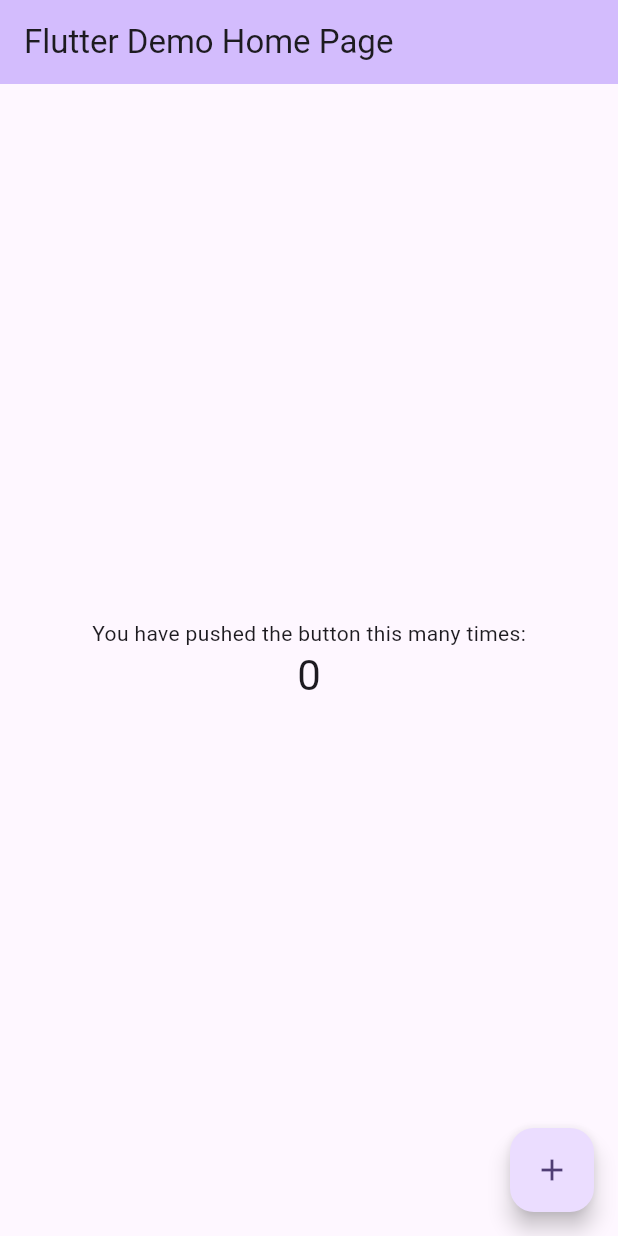
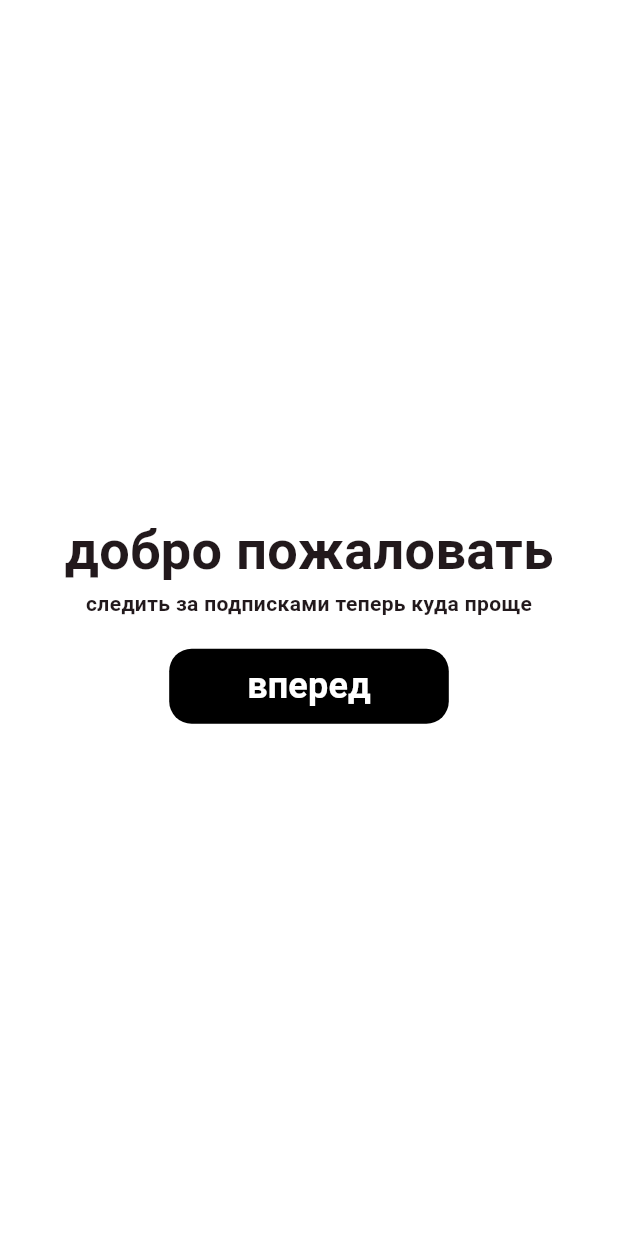
Before and after one commit to prosnake1/sub_notifier_app, a Flutter app: the screen it shows after launch, on a phone screen of 412 x 824 dp. Run offline on Flutter 3.47's test engine with Material 3 defaults, Android fonts, the phone set to English and light mode, and no system bars; our stand-ins replace get_it, go_router, shared_preferences; missing offline and left inert: slang; generated files the repository leaves out were written again; Roboto replaces fonts that are missing (Arial); project files that could hold a hidden picture were left out.

Commit message:
Added Welcome Screen

```diff
--- /dev/null
+++ b/lib/app.dart
@@ -0,0 +1,16 @@
+import 'package:flutter/material.dart';
+import 'package:sub_notifier_app/router/router.dart';
+import 'package:sub_notifier_app/theme/theme_data.dart';
+
+class SubNotifierApp extends StatelessWidget {
+  const SubNotifierApp({super.key});
+
+  @override
+  Widget build(BuildContext context) {
+    return MaterialApp.router(
+      debugShowCheckedModeBanner: false,
+      theme: AppTheme.lightTheme,
+      routerConfig: router,
+    );
+  }
+}
--- /dev/null
+++ b/lib/extensions/extensions.dart
@@ -0,0 +1 @@
+export 'widget_extension.dart';
--- /dev/null
+++ b/lib/extensions/widget_extension.dart
@@ -0,0 +1,6 @@
+import 'package:flutter/material.dart';
+
+extension EmptyPadding on num {
+  SizedBox get ph => SizedBox(height: toDouble());
+  SizedBox get pw => SizedBox(width: toDouble());
+}
--- /dev/null
+++ b/lib/features/welcome/view/welcome_screen.dart
@@ -0,0 +1,48 @@
+import 'package:flutter/material.dart';
+import 'package:sub_notifier_app/extensions/extensions.dart';
+import 'package:sub_notifier_app/theme/theme.dart';
+
+class WelcomeScreen extends StatelessWidget {
+  const WelcomeScreen({super.key});
+
+  @override
+  Widget build(BuildContext context) {
+    return Scaffold(
+      body: Center(
+        child: Column(
+          crossAxisAlignment: CrossAxisAlignment.center,
+          mainAxisAlignment: MainAxisAlignment.center,
+          children: [
+            Text(
+              'добро пожаловать',
+              style: ThemeTypography.displaySmall,
+            ),
+            Text(
+              'следить за подписками теперь куда проще',
+              style: ThemeTypography.labelLarge,
+            ),
+            20.ph,
+            TextButton(
+              onPressed: () {},
+              style: TextButton.styleFrom(
+                backgroundColor: Colors.black,
+                shape: RoundedRectangleBorder(
+                  borderRadius: BorderRadius.circular(15),
+                ),
+              ),
+              child: Padding(
+                padding: const EdgeInsets.symmetric(horizontal: 40),
+                child: Text(
+                  'вперед',
+                  style: ThemeTypography.headlineSmall.copyWith(
+                    color: Colors.white,
+                  ),
+                ),
+              ),
+            )
+          ],
+        ),
+      ),
+    );
+  }
+}
--- /dev/null
+++ b/lib/i18n/en.i18n.json
@@ -0,0 +1,5 @@
+{
+    "welcome": "welcome",
+    "keep_track": "keeping track of your subscriptions is now much easier",
+    "go" : "go"
+}
--- /dev/null
+++ b/lib/i18n/ru.i18n.json
@@ -0,0 +1,5 @@
+{
+    "welcome": "добро пожаловать",
+    "keep_track": "следить за подписками теперь куда проще",
+    "go" : "вперед"
+}
--- a/lib/main.dart
+++ b/lib/main.dart
@@ -1,122 +1,13 @@
 import 'package:flutter/material.dart';
+import 'package:shared_preferences/shared_preferences.dart';
+import 'package:sub_notifier_app/app.dart';
+import 'package:sub_notifier_app/i18n/strings.g.dart';
+import 'package:sub_notifier_app/locator/di.dart';
 
-void main() {
-  runApp(const MyApp());
+void main() async {
+  WidgetsFlutterBinding.ensureInitialized();
+  LocaleSettings.useDeviceLocale();
+  final SharedPreferences preferences = await SharedPreferences.getInstance();
+  setupLocator(preferences: preferences);
+  runApp(TranslationProvider(child: const SubNotifierApp()));
 }
-
-class MyApp extends StatelessWidget {
-  const MyApp({super.key});
-
-  // This widget is the root of your application.
-  @override
-  Widget build(BuildContext context) {
-    return MaterialApp(
-      title: 'Flutter Demo',
-      theme: ThemeData(
-        // This is the theme of your application.
-        //
-        // TRY THIS: Try running your application with "flutter run". You'll see
-        // the application has a purple toolbar. Then, without quitting the app,
-        // try changing the seedColor in the colorScheme below to Colors.green
-        // and then invoke "hot reload" (save your changes or press the "hot
-        // reload" button in a Flutter-supported IDE, or press "r" if you used
-        // the command line to start the app).
-        //
-        // Notice that the counter didn't reset back to zero; the application
-        // state is not lost during the reload. To reset the state, use hot
-        // restart instead.
-        //
-        // This works for code too, not just values: Most code changes can be
-        // tested with just a hot reload.
-        colorScheme: ColorScheme.fromSeed(seedColor: Colors.deepPurple),
-      ),
-      home: const MyHomePage(title: 'Flutter Demo Home Page'),
-    );
-  }
-}
-
-class MyHomePage extends StatefulWidget {
-  const MyHomePage({super.key, required this.title});
-
-  // This widget is the home page of your application. It is stateful, meaning
-  // that it has a State object (defined below) that contains fields that affect
-  // how it looks.
-
-  // This class is the configuration for the state. It holds the values (in this
-  // case the title) provided by the parent (in this case the App widget) and
-  // used by the build method of the State. Fields in a Widget subclass are
-  // always marked "final".
-
-  final String title;
-
-  @override
-  State<MyHomePage> createState() => _MyHomePageState();
-}
-
-class _MyHomePageState extends State<MyHomePage> {
-  int _counter = 0;
-
-  void _incrementCounter() {
-    setState(() {
-      // This call to setState tells the Flutter framework that something has
-      // changed in this State, which causes it to rerun the build method below
-      // so that the display can reflect the updated values. If we changed
-      // _counter without calling setState(), then the build method would not be
-      // called again, and so nothing would appear to happen.
-      _counter++;
-    });
-  }
-
-  @override
-  Widget build(BuildContext context) {
-    // This method is rerun every time setState is called, for instance as done
-    // by the _incrementCounter method above.
-    //
-    // The Flutter framework has been optimized to make rerunning build methods
-    // fast, so that you can just rebuild anything that needs updating rather
-    // than having to individually change instances of widgets.
-    return Scaffold(
-      appBar: AppBar(
-        // TRY THIS: Try changing the color here to a specific color (to
-        // Colors.amber, perhaps?) and trigger a hot reload to see the AppBar
-        // change color while the other colors stay the same.
-        backgroundColor: Theme.of(context).colorScheme.inversePrimary,
-        // Here we take the value from the MyHomePage object that was created by
-        // the App.build method, and use it to set our appbar title.
-        title: Text(widget.title),
-      ),
-      body: Center(
-        // Center is a layout widget. It takes a single child and positions it
-        // in the middle of the parent.
-        child: Column(
-          // Column is also a layout widget. It takes a list of children and
-          // arranges them vertically. By default, it sizes itself to fit its
-          // children horizontally, and tries to be as tall as its parent.
-          //
-          // Column has various properties to control how it sizes itself and
-          // how it positions its children. Here we use mainAxisAlignment to
-          // center the children vertically; the main axis here is the vertical
-          // axis because Columns are vertical (the cross axis would be
-          // horizontal).
-          //
-          // TRY THIS: Invoke "debug painting" (choose the "Toggle Debug Paint"
-          // action in the IDE, or press "p" in the console), to see the
-          // wireframe for each widget.
-          mainAxisAlignment: MainAxisAlignment.center,
-          children: <Widget>[
-            const Text('You have pushed the button this many times:'),
-            Text(
-              '$_counter',
-              style: Theme.of(context).textTheme.headlineMedium,
-            ),
-          ],
-        ),
-      ),
-      floatingActionButton: FloatingActionButton(
-        onPressed: _incrementCounter,
-        tooltip: 'Increment',
-        child: const Icon(Icons.add),
-      ), // This trailing comma makes auto-formatting nicer for build methods.
-    );
-  }
-}
--- /dev/null
+++ b/lib/router/router.dart
@@ -0,0 +1,15 @@
+import 'package:flutter/material.dart';
+import 'package:go_router/go_router.dart';
+import 'package:sub_notifier_app/features/welcome/view/welcome_screen.dart';
+
+final GoRouter router = GoRouter(
+  initialLocation: '/',
+  routes: <RouteBase>[
+    GoRoute(
+      path: '/',
+      builder: (BuildContext context, GoRouterState state) {
+        return WelcomeScreen();
+      },
+    ),
+  ],
+);
--- /dev/null
+++ b/lib/theme/theme.dart
@@ -0,0 +1,4 @@
+export 'theme_colors.dart';
+export 'theme_palette.dart';
+export 'theme_data.dart';
+export 'theme_typography.dart';
--- /dev/null
+++ b/lib/theme/theme_colors.dart
@@ -0,0 +1,13 @@
+import 'package:flutter/material.dart';
+import 'package:sub_notifier_app/theme/theme.dart';
+
+class ThemeColors {
+  static const Color white = Colors.white;
+
+  static const Color textIconDefault = ThemePalette.black100;
+  static const Color textIconSecondaryDefault = ThemePalette.black80;
+  static const Color textIconTertialDefault = ThemePalette.black30;
+
+  static const Color textIconPrimaryDefault = ThemePalette.white100;
+  static const Color textIconPrimaryMed = ThemePalette.white80;
+}
--- /dev/null
+++ b/lib/theme/theme_data.dart
@@ -0,0 +1,37 @@
+import 'package:flutter/material.dart';
+import 'package:sub_notifier_app/theme/theme.dart';
+
+final _switchTheme = SwitchThemeData(
+  thumbColor: WidgetStateProperty.all(
+    ThemeColors.textIconDefault,
+  ),
+  trackColor: WidgetStateProperty.all(
+    ThemeColors.textIconPrimaryMed,
+  ),
+  trackOutlineWidth: WidgetStateProperty.all(0),
+);
+
+final _textTheme = TextTheme(
+  displaySmall: ThemeTypography.displaySmall,
+  headlineLarge: ThemeTypography.headlineLarge,
+  headlineSmall: ThemeTypography.headlineSmall,
+  bodyLarge: ThemeTypography.bodyLarge,
+  bodySmall: ThemeTypography.bodySmall,
+  labelLarge: ThemeTypography.labelLarge,
+  labelSmall: ThemeTypography.labelSmall,
+);
+
+class AppTheme {
+  static ThemeData get lightTheme {
+    return ThemeData(
+      colorScheme: ColorScheme.fromSeed(
+        seedColor: ThemeColors.textIconDefault,
+      ),
+      fontFamily: 'Arial',
+      textTheme: _textTheme,
+      useMaterial3: true,
+      scaffoldBackgroundColor: ThemeColors.white,
+      switchTheme: _switchTheme,
+    );
+  }
+}
--- /dev/null
+++ b/lib/theme/theme_typography.dart
@@ -0,0 +1,38 @@
+import 'package:flutter/cupertino.dart';
+
+class ThemeTypography {
+  static const TextStyle displaySmall = TextStyle(
+    fontSize: 36,
+    fontWeight: FontWeight.bold,
+  );
+
+  static const TextStyle headlineLarge = TextStyle(
+    fontSize: 32,
+    fontWeight: FontWeight.bold,
+  );
+
+  static const TextStyle headlineSmall = TextStyle(
+    fontSize: 24,
+    fontWeight: FontWeight.bold,
+  );
+
+  static const TextStyle bodyLarge = TextStyle(
+    fontSize: 16,
+    fontWeight: FontWeight.bold,
+  );
+
+  static const TextStyle bodySmall = TextStyle(
+    fontSize: 12,
+    fontWeight: FontWeight.bold,
+  );
+
+  static const TextStyle labelLarge = TextStyle(
+    fontSize: 14,
+    fontWeight: FontWeight.bold,
+  );
+
+  static const TextStyle labelSmall = TextStyle(
+    fontSize: 11,
+    fontWeight: FontWeight.bold,
+  );
+}
```
Also changed, not shown: lib/domain/repositories/user/user_repository.dart (added, +11 -0 lines), lib/locator/di.dart (added, +9 -0 lines), lib/theme/theme_palette.dart (added, +19 -0 lines), pubspec.yaml (+21 -50 lines), fonts/ArchivoBlack-Regular.ttf (added), fonts/arialmt.ttf (added), lib/i18n/strings.g.dart (added), lib/i18n/strings_en.g.dart (added), lib/i18n/strings_ru.g.dart (added), pubspec.lock, 3 other files.
